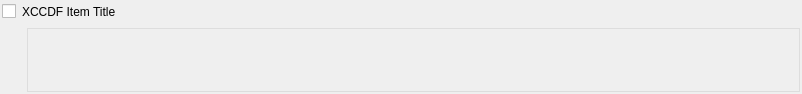
Qt form ui/RuleResultItem.ui (OpenSCAP/scap-workbench) before a commit.
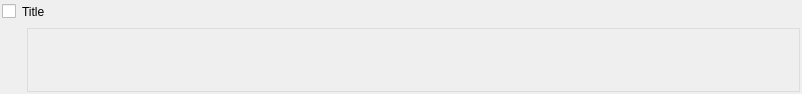
The same form after that commit.

Commit message:
Show rule descriptions when clicking the title, not just the arrow
The title is a bigger click target.

What changed in the file:
```diff
--- a/ui/RuleResultItem.ui
+++ b/ui/RuleResultItem.ui
@@ -64,9 +64,24 @@
        </widget>
       </item>
       <item>
-       <widget class="QLabel" name="title">
+       <widget class="QPushButton" name="title">
+        <property name="cursor">
+         <cursorShape>PointingHandCursor</cursorShape>
+        </property>
+        <property name="focusPolicy">
+         <enum>Qt::NoFocus</enum>
+        </property>
+        <property name="contextMenuPolicy">
+         <enum>Qt::NoContextMenu</enum>
+        </property>
+        <property name="styleSheet">
+         <string notr="true">text-align: left; border: 0; </string>
+        </property>
         <property name="text">
-         <string>XCCDF Item Title</string>
+         <string>Title</string>
+        </property>
+        <property name="flat">
+         <bool>true</bool>
         </property>
        </widget>
       </item>
```
Left out of the diff: 19 changed lines with no effect on the pictures. The commit also changes 1 other file.
